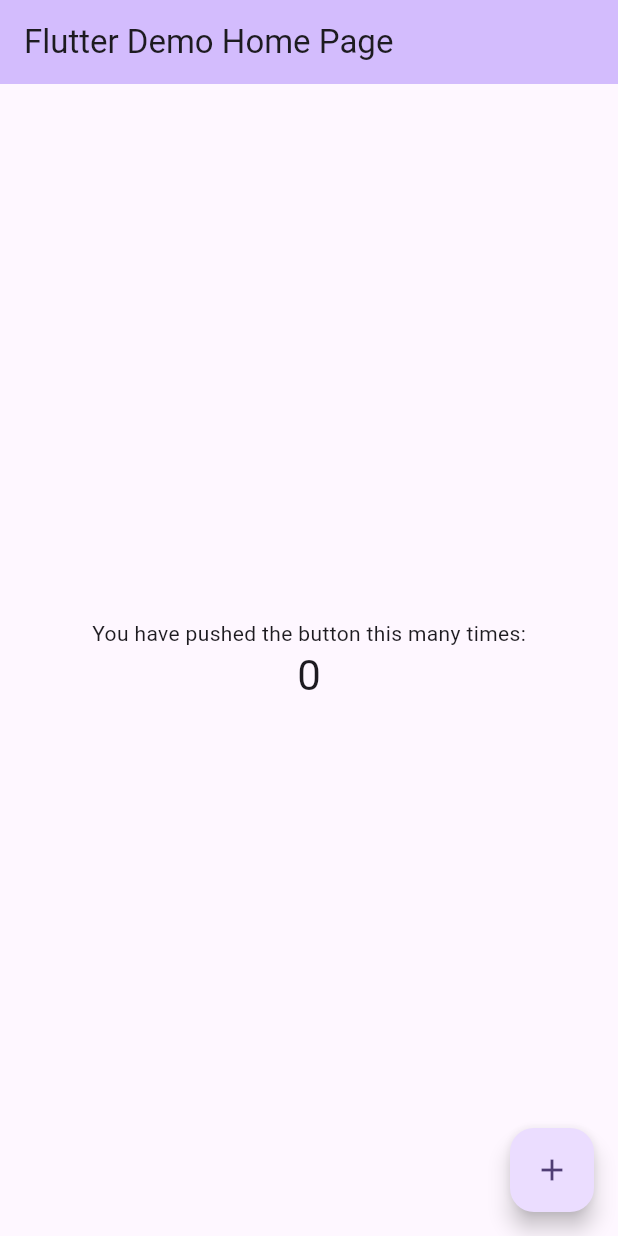
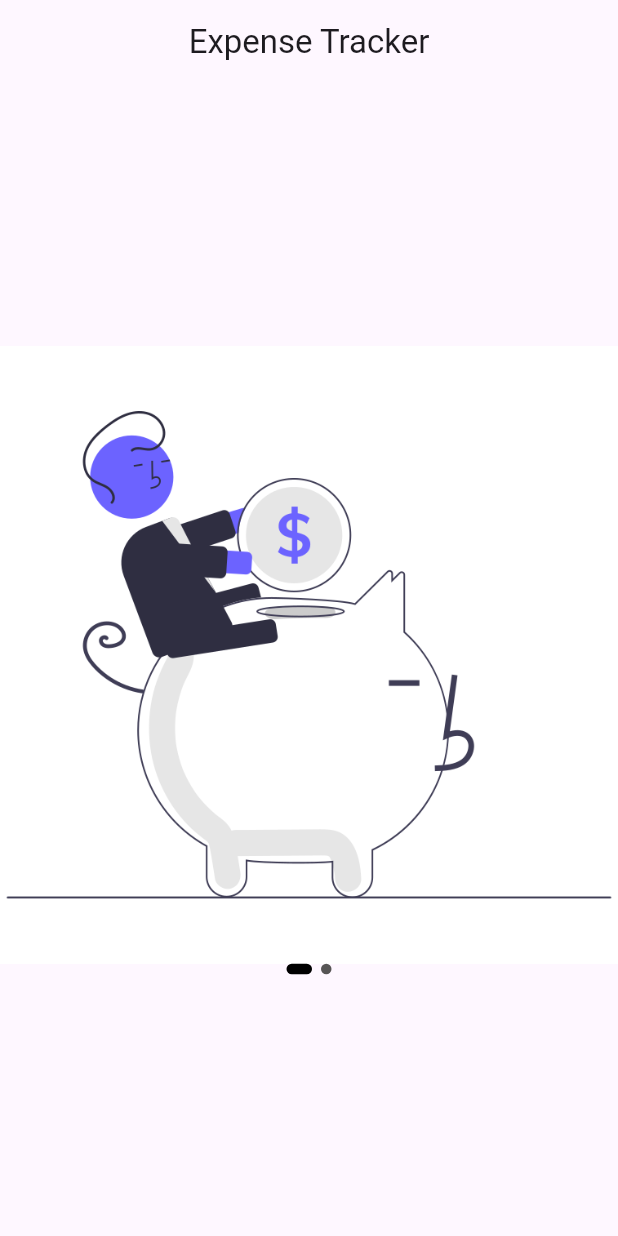
Before and after one commit to Hizar62/Expense-Tracking-App, a Flutter app: the screen it shows after launch, on a phone screen of 412 x 824 dp. Run offline on Flutter 3.47's test engine with Material 3 defaults, Android fonts, the phone set to English and light mode, and no system bars; drawn by our look-alikes of carousel_slider.

Commit message:
intro Screen

```diff
--- a/lib/main.dart
+++ b/lib/main.dart
@@ -1,3 +1,4 @@
+import 'package:expensetrackingapp/ui/introscreen.dart';
 import 'package:flutter/material.dart';
 
 void main() {
@@ -7,119 +8,12 @@
 class MyApp extends StatelessWidget {
   const MyApp({super.key});
 
-  // This widget is the root of your application.
   @override
   Widget build(BuildContext context) {
     return MaterialApp(
-      title: 'Flutter Demo',
-      theme: ThemeData(
-        // This is the theme of your application.
-        //
-        // TRY THIS: Try running your application with "flutter run". You'll see
-        // the application has a purple toolbar. Then, without quitting the app,
-        // try changing the seedColor in the colorScheme below to Colors.green
-        // and then invoke "hot reload" (save your changes or press the "hot
-        // reload" button in a Flutter-supported IDE, or press "r" if you used
-        // the command line to start the app).
-        //
-        // Notice that the counter didn't reset back to zero; the application
-        // state is not lost during the reload. To reset the state, use hot
-        // restart instead.
-        //
-        // This works for code too, not just values: Most code changes can be
-        // tested with just a hot reload.
-        colorScheme: ColorScheme.fromSeed(seedColor: Colors.deepPurple),
-        useMaterial3: true,
-      ),
-      home: const MyHomePage(title: 'Flutter Demo Home Page'),
+      debugShowCheckedModeBanner: false,
+      theme: ThemeData(primarySwatch: Colors.amber),
+      home: const IntroScreen(),
     );
   }
 }
-
-class MyHomePage extends StatefulWidget {
-  const MyHomePage({super.key, required this.title});
-
-  // This widget is the home page of your application. It is stateful, meaning
-  // that it has a State object (defined below) that contains fields that affect
-  // how it looks.
-
-  // This class is the configuration for the state. It holds the values (in this
-  // case the title) provided by the parent (in this case the App widget) and
-  // used by the build method of the State. Fields in a Widget subclass are
-  // always marked "final".
-
-  final String title;
-
-  @override
-  State<MyHomePage> createState() => _MyHomePageState();
-}
-
-class _MyHomePageState extends State<MyHomePage> {
-  int _counter = 0;
-
-  void _incrementCounter() {
-    setState(() {
-      // This call to setState tells the Flutter framework that something has
-      // changed in this State, which causes it to rerun the build method below
-      // so that the display can reflect the updated values. If we changed
-      // _counter without calling setState(), then the build method would not be
-      // called again, and so nothing would appear to happen.
-      _counter++;
-    });
-  }
-
-  @override
-  Widget build(BuildContext context) {
-    // This method is rerun every time setState is called, for instance as done
-    // by the _incrementCounter method above.
-    //
-    // The Flutter framework has been optimized to make rerunning build methods
-    // fast, so that you can just rebuild anything that needs updating rather
-    // than having to individually change instances of widgets.
-    return Scaffold(
-      appBar: AppBar(
-        // TRY THIS: Try changing the color here to a specific color (to
-        // Colors.amber, perhaps?) and trigger a hot reload to see the AppBar
-        // change color while the other colors stay the same.
-        backgroundColor: Theme.of(context).colorScheme.inversePrimary,
-        // Here we take the value from the MyHomePage object that was created by
-        // the App.build method, and use it to set our appbar title.
-        title: Text(widget.title),
-      ),
-      body: Center(
-        // Center is a layout widget. It takes a single child and positions it
-        // in the middle of the parent.
-        child: Column(
-          // Column is also a layout widget. It takes a list of children and
-          // arranges them vertically. By default, it sizes itself to fit its
-          // children horizontally, and tries to be as tall as its parent.
-          //
-          // Column has various properties to control how it sizes itself and
-          // how it positions its children. Here we use mainAxisAlignment to
-          // center the children vertically; the main axis here is the vertical
-          // axis because Columns are vertical (the cross axis would be
-          // horizontal).
-          //
-          // TRY THIS: Invoke "debug painting" (choose the "Toggle Debug Paint"
-          // action in the IDE, or press "p" in the console), to see the
-          // wireframe for each widget.
-          mainAxisAlignment: MainAxisAlignment.center,
-          children: <Widget>[
-            const Text(
-              'You have pushed the button this many times:',
-            ),
-            Text(
-              '$_counter',
-              style: Theme.of(context).textTheme.headlineMedium,
-            ),
-          ],
-        ),
-      ),
-      floatingActionButton: FloatingActionButton(
-        onPressed: _incrementCounter,
-        tooltip: 'Increment',
-        child: const Icon(Icons.add),
-      ), // This trailing comma makes auto-formatting nicer for build methods.
-    );
-  }
-}
--- /dev/null
+++ b/lib/ui/introscreen.dart
@@ -0,0 +1,88 @@
+import 'package:carousel_slider/carousel_slider.dart';
+import 'package:flutter/material.dart';
+
+void main() => runApp(const IntroScreen());
+
+class IntroScreen extends StatefulWidget {
+  const IntroScreen({super.key});
+
+  @override
+  State<IntroScreen> createState() => _IntroScreenState();
+}
+
+class _IntroScreenState extends State<IntroScreen> {
+  List imageList = [
+    {"id": 1, "imagePath": 'assets/images/first.png'},
+    {"id": 2, "imagePath": 'assets/images/second.png'}
+  ];
+
+  final CarouselController carouselController = CarouselController();
+
+  int currentindex = 0;
+
+  @override
+  Widget build(BuildContext context) {
+    return Scaffold(
+        appBar: AppBar(
+          centerTitle: true,
+          title: const Text("Expense Tracker"),
+        ),
+        body: Center(
+          child: Column(
+            mainAxisAlignment: MainAxisAlignment.center,
+            children: [
+              Stack(
+                children: [
+                  CarouselSlider(
+                      items: imageList
+                          .map(
+                            (item) => Image.asset(
+                              item['imagePath'],
+                              fit: BoxFit.cover,
+                              width: double.infinity,
+                            ),
+                          )
+                          .toList(),
+                      carouselController: carouselController,
+                      options: CarouselOptions(
+                          scrollPhysics: const BouncingScrollPhysics(),
+                          // autoPlay: true,
+                          aspectRatio: 1,
+                          viewportFraction: 1,
+                          onPageChanged: (index, reason) {
+                            setState(() {
+                              currentindex = index;
+                            });
+                          }))
+                ],
+              ),
+              Positioned(
+                bottom: 10,
+                left: 0,
+                right: 0,
+                child: Row(
+                  mainAxisAlignment: MainAxisAlignment.center,
+                  children: imageList.asMap().entries.map((entry) {
+                    return GestureDetector(
+                      onTap: () => carouselController.animateToPage(entry.key),
+                      child: Container(
+                        width: currentindex == entry.key ? 17 : 7,
+                        height: 7.0,
+                        margin: const EdgeInsets.symmetric(
+                          horizontal: 3.0,
+                        ),
+                        decoration: BoxDecoration(
+                            borderRadius: BorderRadius.circular(10),
+                            color: currentindex == entry.key
+                                ? const Color.fromARGB(255, 0, 0, 0)
+                                : Color.fromARGB(255, 87, 85, 85)),
+                      ),
+                    );
+                  }).toList(),
+                ),
+              )
+            ],
+          ),
+        ));
+  }
+}
```
Also changed, not shown: pubspec.yaml (+4 -4 lines), assets/images/first.png (added), assets/images/second.png (added), pubspec.lock.
